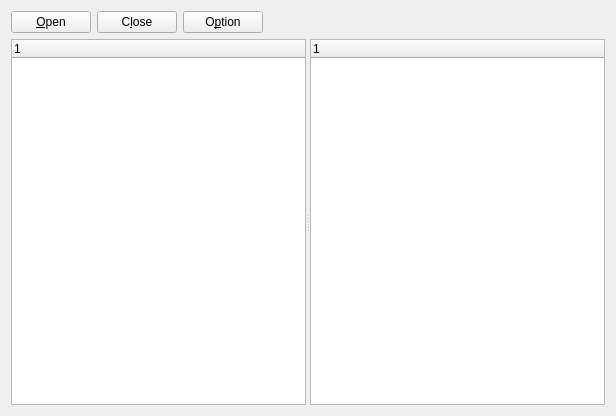
The window that src/widget.ui (wifihack/cs) describes before a commit, drawn with Qt 5.
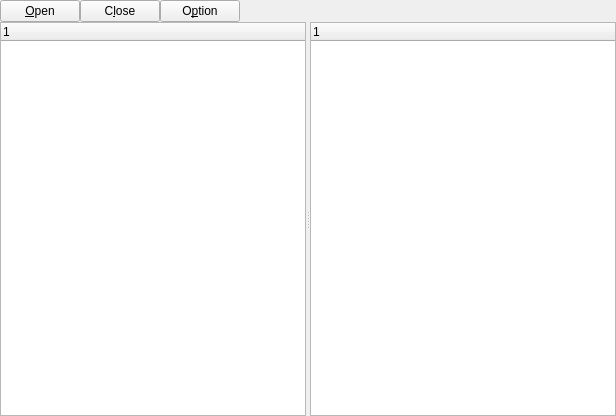
The same window after the commit.

Commit message: Set margin into zero

```diff
--- a/src/widget.ui
+++ b/src/widget.ui
@@ -14,8 +14,26 @@
    <string>Cookie Sniffer</string>
   </property>
   <layout class="QGridLayout" name="gridLayout">
+   <property name="leftMargin">
+    <number>0</number>
+   </property>
+   <property name="topMargin">
+    <number>0</number>
+   </property>
+   <property name="rightMargin">
+    <number>0</number>
+   </property>
+   <property name="bottomMargin">
+    <number>0</number>
+   </property>
+   <property name="spacing">
+    <number>0</number>
+   </property>
    <item row="0" column="0">
     <layout class="QHBoxLayout" name="horizontalLayout">
+     <property name="spacing">
+      <number>0</number>
+     </property>
      <item>
       <widget class="QPushButton" name="pbOpen">
        <property name="text">
```
